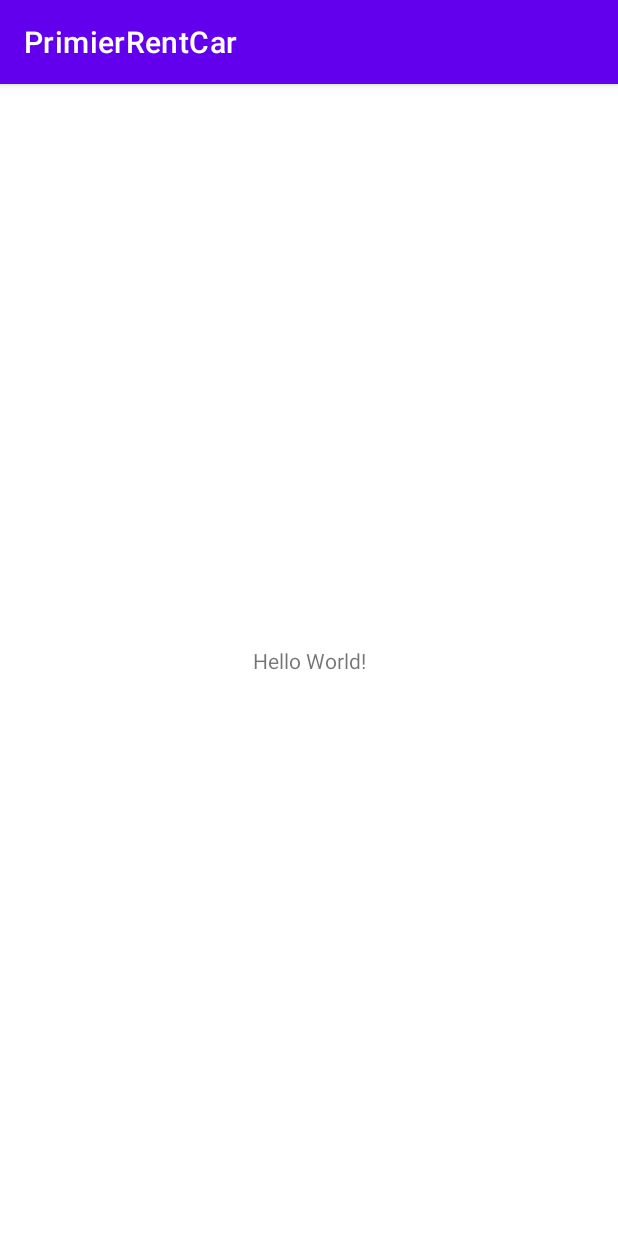
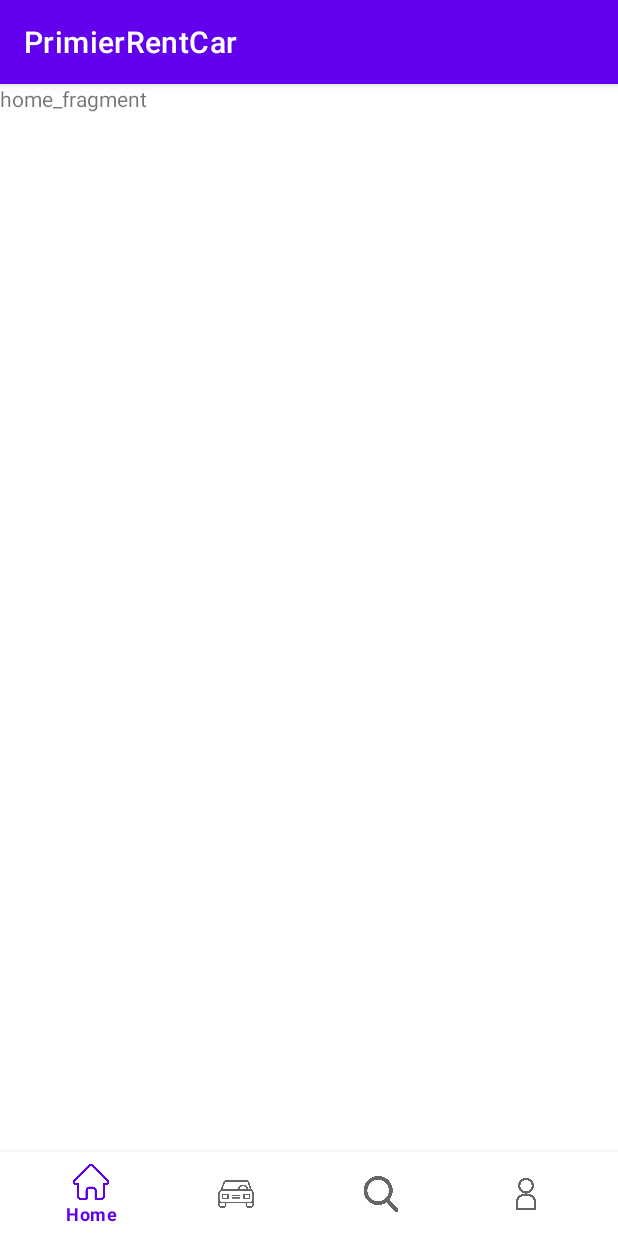
Before and after one commit to dubiejuan/TP3-PrimierRentCar, an Android app: the screen it shows after launch (MainActivity), on a phone screen of 412 x 824 dp. Run offline under Robolectric (Android 15) with nearby library versions, the phone set to English and light mode, and no system bars; our stand-ins replace navigation-ui.

Commit message:
navigation

```diff
--- a/app/src/main/java/ort/edu/tp3/primierrentcar/MainActivity.kt
+++ b/app/src/main/java/ort/edu/tp3/primierrentcar/MainActivity.kt
@@ -2,10 +2,23 @@ package ort.edu.tp3.primierrentcar
 
 import androidx.appcompat.app.AppCompatActivity
 import android.os.Bundle
+import androidx.navigation.fragment.NavHostFragment
+import androidx.navigation.ui.NavigationUI
+import com.google.android.material.bottomnavigation.BottomNavigationView
 
 class MainActivity : AppCompatActivity() {
+
+    private lateinit var bottomNavView : BottomNavigationView
+    private lateinit var navHostFragment : NavHostFragment
+
     override fun onCreate(savedInstanceState: Bundle?) {
         super.onCreate(savedInstanceState)
         setContentView(R.layout.activity_main)
+
+        navHostFragment = supportFragmentManager.findFragmentById(R.id.nav_host) as NavHostFragment
+
+        bottomNavView = findViewById(R.id.bottom_bar)
+
+        NavigationUI.setupWithNavController(bottomNavView,navHostFragment.navController)
     }
 }
--- /dev/null
+++ b/app/src/main/java/ort/edu/tp3/primierrentcar/fragments/HomeFragment.kt
@@ -0,0 +1,24 @@
+package ort.edu.tp3.primierrentcar.fragments
+
+import android.os.Bundle
+import androidx.fragment.app.Fragment
+import android.view.LayoutInflater
+import android.view.View
+import android.view.ViewGroup
+import ort.edu.tp3.primierrentcar.R
+
+class HomeFragment : Fragment() {
+
+    override fun onCreate(savedInstanceState: Bundle?) {
+        super.onCreate(savedInstanceState)
+    }
+
+    override fun onCreateView(
+        inflater: LayoutInflater, container: ViewGroup?,
+        savedInstanceState: Bundle?
+    ): View? {
+        // Inflate the layout for this fragment
+        return inflater.inflate(R.layout.fragment_home, container, false)
+    }
+
+}
--- a/app/src/main/res/layout/activity_main.xml
+++ b/app/src/main/res/layout/activity_main.xml
@@ -6,13 +6,32 @@
     android:layout_height="match_parent"
     tools:context=".MainActivity">
 
-    <TextView
-        android:layout_width="wrap_content"
-        android:layout_height="wrap_content"
-        android:text="Hello World!"
+
+    <androidx.fragment.app.FragmentContainerView
+        android:id="@+id/nav_host"
+        android:name="androidx.navigation.fragment.NavHostFragment"
+        android:layout_height="0dp"
+        android:layout_width="0dp"
+        app:defaultNavHost="true"
+        app:layout_constraintBottom_toTopOf="@+id/bottom_bar"
+        app:layout_constraintEnd_toEndOf="parent"
+        app:layout_constraintHorizontal_bias="0.0"
+        app:layout_constraintStart_toStartOf="parent"
+        app:layout_constraintTop_toTopOf="parent"
+        app:navGraph="@navigation/navgraph"
+        />
+    <com.google.android.material.bottomnavigation.BottomNavigationView
+        android:id="@+id/bottom_bar"
+        android:layout_width="match_parent"
+        android:layout_height="56dp"
+        app:itemHorizontalTranslationEnabled="true"
+        app:labelVisibilityMode="auto"
         app:layout_constraintBottom_toBottomOf="parent"
         app:layout_constraintEnd_toEndOf="parent"
+        app:layout_constraintHorizontal_bias="0.0"
         app:layout_constraintStart_toStartOf="parent"
-        app:layout_constraintTop_toTopOf="parent" />
+       app:menu="@menu/bottom_bar">
+
+    </com.google.android.material.bottomnavigation.BottomNavigationView>
 
 </androidx.constraintlayout.widget.ConstraintLayout>
--- /dev/null
+++ b/app/src/main/res/layout/fragment_home.xml
@@ -0,0 +1,15 @@
+<?xml version="1.0" encoding="utf-8"?>
+<FrameLayout xmlns:android="http://schemas.android.com/apk/res/android"
+    xmlns:tools="http://schemas.android.com/tools"
+    android:layout_width="match_parent"
+    android:layout_height="match_parent"
+    tools:context=".fragments.HomeFragment">
+
+    <!-- TODO: Update blank fragment layout -->
+    <TextView
+        android:id="@+id/home_fragment"
+        android:layout_width="match_parent"
+        android:layout_height="match_parent"
+        android:text="home_fragment" />
+
+</FrameLayout>
--- /dev/null
+++ b/app/src/main/res/menu/bottom_bar.xml
@@ -0,0 +1,27 @@
+<?xml version="1.0" encoding="utf-8"?>
+<menu xmlns:android="http://schemas.android.com/apk/res/android">
+<item
+    android:id="@+id/home_fragment"
+    android:icon="@drawable/home"
+    android:title="Home"
+    >
+</item>
+    <item
+        android:id="@+id/cars_fragment"
+        android:icon="@drawable/car"
+        android:title="Autos"
+        >
+    </item>
+    <item
+        android:id="@+id/search_fragment"
+        android:icon="@drawable/search"
+        android:title="Buscar"
+        >
+    </item>
+    <item
+        android:id="@+id/profile_fragment"
+        android:icon="@drawable/user"
+        android:title="Perfil"
+        >
+    </item>
+</menu>
--- /dev/null
+++ b/app/src/main/res/navigation/navgraph.xml
@@ -0,0 +1,28 @@
+<?xml version="1.0" encoding="utf-8"?>
+<navigation xmlns:android="http://schemas.android.com/apk/res/android"
+    xmlns:app="http://schemas.android.com/apk/res-auto"
+    xmlns:tools="http://schemas.android.com/tools"
+    android:id="@+id/premier_nav"
+    app:startDestination="@id/home_fragment">
+
+    <fragment
+        android:id="@+id/home_fragment"
+        android:name="ort.edu.tp3.primierrentcar.fragments.HomeFragment"
+        android:label="fragment_home"
+        tools:layout="@layout/fragment_home" />
+    <fragment
+        android:id="@+id/profile_fragment"
+        android:name="ort.edu.tp3.primierrentcar.fragments.ProfileFragment"
+        android:label="fragment_profile"
+        tools:layout="@layout/fragment_profile" />
+    <fragment
+        android:id="@+id/cars_fragment"
+        android:name="ort.edu.tp3.primierrentcar.fragments.CarsFragment"
+        android:label="fragment_cars"
+        tools:layout="@layout/fragment_cars" />
+    <fragment
+        android:id="@+id/search_fragment"
+        android:name="ort.edu.tp3.primierrentcar.fragments.SearchFragment"
+        android:label="fragment_search"
+        tools:layout="@layout/fragment_search" />
+</navigation>
--- a/app/src/main/res/values/strings.xml
+++ b/app/src/main/res/values/strings.xml
@@ -1,3 +1,5 @@
 <resources>
     <string name="app_name">PrimierRentCar</string>
+    <!-- TODO: Remove or change this placeholder text -->
+    <string name="hello_blank_fragment">Hello blank fragment</string>
 </resources>
```
Also changed, not shown: app/src/main/java/ort/edu/tp3/primierrentcar/fragments/CarsFragment.kt (added, +24 -0 lines), app/src/main/java/ort/edu/tp3/primierrentcar/fragments/ProfileFragment.kt (added, +26 -0 lines), app/src/main/java/ort/edu/tp3/primierrentcar/fragments/SearchFragment.kt (added, +27 -0 lines), app/src/main/res/layout/fragment_cars.xml (added, +20 -0 lines), app/src/main/res/layout/fragment_profile.xml (added, +15 -0 lines), app/src/main/res/layout/fragment_search.xml (added, +15 -0 lines), app/src/main/res/drawable/car.png (added), app/src/main/res/drawable/home.png (added), app/src/main/res/drawable/search.png (added), app/src/main/res/drawable/user.png (added), 226 other files.
